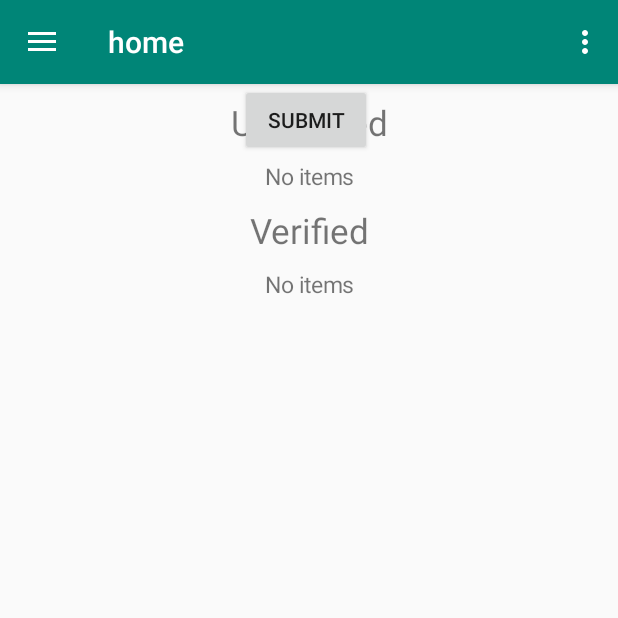
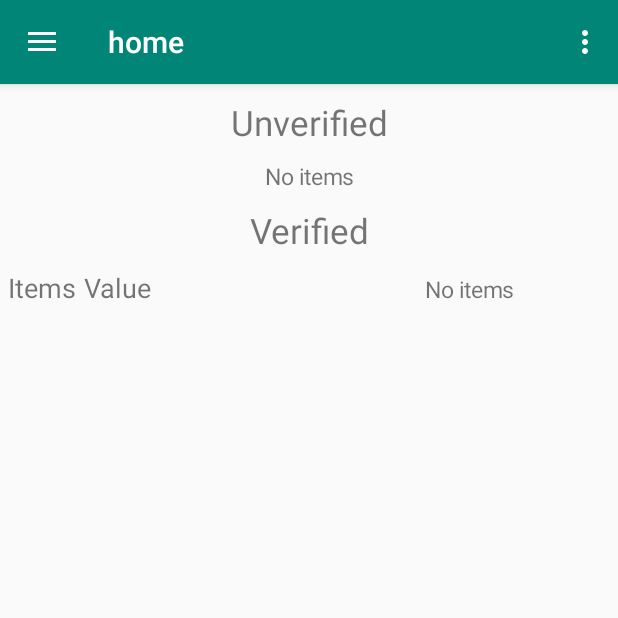
Before and after one commit to mistrys47/identity, an Android app: the fragment userdetails placed in its activity, on a phone screen of 412 x 824 dp, the top half of it. Run offline under Robolectric (Android 15) with nearby library versions, the phone set to English and light mode, and no system bars; libraries missing offline, so code that uses them is left out: com.google.zxing.integration; 2 statements that could not run were skipped.

Commit message:
update field value added

```diff
--- a/app/build.gradle
+++ b/app/build.gradle
@@ -23,6 +23,7 @@ dependencies {
     implementation 'com.android.support:appcompat-v7:28.0.0'
     implementation 'com.android.support.constraint:constraint-layout:1.1.3'
     implementation 'com.android.support:design:28.0.0'
+    implementation 'com.android.support:support-v4:28.0.0'
     testImplementation 'junit:junit:4.12'
     androidTestImplementation 'com.android.support.test:runner:1.0.2'
     androidTestImplementation 'com.android.support.test.espresso:espresso-core:3.0.2'
--- a/app/src/main/res/layout/content_home.xml
+++ b/app/src/main/res/layout/content_home.xml
@@ -15,13 +15,6 @@
         tools:layout_editor_absoluteX="0dp"
         tools:layout_editor_absoluteY="74dp">
 
-        <Button
-            android:id="@+id/Scan"
-            android:layout_width="wrap_content"
-            android:layout_height="wrap_content"
-            android:layout_marginStart="160dp"
-            android:layout_marginLeft="160dp"
-            android:layout_marginBottom="48dp"
-            android:text="Submit" />
+
     </FrameLayout>
 </android.support.constraint.ConstraintLayout>
--- a/app/src/main/res/layout/fragment_userdetails.xml
+++ b/app/src/main/res/layout/fragment_userdetails.xml
@@ -23,7 +23,7 @@
                 android:layout_width="match_parent"
                 android:layout_height="match_parent"
                 android:layout_marginTop="10dp"
-                android:id="@+id/l1"
+                android:id="@+id/l11"
                 android:orientation="horizontal" >
                 <TextView
                     android:layout_width="0dp"
@@ -46,36 +46,19 @@
                     android:textSize="18dp"
                     android:text="Verified"
                     android:layout_weight="2" />
+                <TextView
+                    android:layout_width="0dp"
+                    android:layout_height="wrap_content"
+                    android:paddingLeft="5dp"
+                    android:textSize="18dp"
+                    android:text=""
+                    android:layout_weight="2" />
             </LinearLayout>
             <LinearLayout
                 android:layout_width="match_parent"
                 android:layout_height="wrap_content"
-                android:orientation="horizontal" >
-                <LinearLayout
-                    android:layout_width="0dp"
-                    android:layout_height="wrap_content"
-                    android:orientation="vertical"
-                    android:id="@+id/ll11"
-                    android:layout_weight="2">
-
-                </LinearLayout>
-                <LinearLayout
-                    android:layout_width="0dp"
-                    android:layout_height="wrap_content"
-                    android:orientation="vertical"
-                    android:id="@+id/ll12"
-                    android:layout_weight="3">
-
-                </LinearLayout>
-                <LinearLayout
-                    android:layout_width="0dp"
-                    android:layout_height="wrap_content"
-                    android:orientation="vertical"
-                    android:id="@+id/ll13"
-                    android:layout_weight="2">
-
-                </LinearLayout>
-            </LinearLayout>
+                android:orientation="vertical"
+                android:id="@+id/l12"/>
         </LinearLayout>
     <LinearLayout
         android:layout_width="match_parent"
@@ -92,7 +75,7 @@
             android:layout_width="match_parent"
             android:layout_height="match_parent"
             android:layout_marginTop="10dp"
-            android:id="@+id/l2"
+            android:id="@+id/l21"
             android:orientation="horizontal" >
             <TextView
                 android:layout_width="0dp"
@@ -108,28 +91,20 @@
                 android:textSize="18dp"
                 android:text="Value"
                 android:layout_weight="3" />
+            <TextView
+                android:layout_width="0dp"
+                android:layout_height="wrap_content"
+                android:paddingLeft="5dp"
+                android:textSize="18dp"
+                android:text=""
+                android:layout_weight="2" />
         </LinearLayout>
         <LinearLayout
             android:layout_width="match_parent"
             android:layout_height="wrap_content"
-            android:orientation="horizontal" >
-            <LinearLayout
-                android:layout_width="0dp"
-                android:layout_height="wrap_content"
-                android:orientation="vertical"
-                android:id="@+id/ll21"
-                android:layout_weight="2">
-
-            </LinearLayout>
-            <LinearLayout
-                android:layout_width="0dp"
-                android:layout_height="wrap_content"
-                android:orientation="vertical"
-                android:id="@+id/ll22"
-                android:layout_weight="3">
-
-            </LinearLayout>
-        </LinearLayout>
+            android:orientation="vertical"
+            android:id="@+id/l22"
+            />
     </LinearLayout>
 
     </LinearLayout>
```
Also changed, not shown: app/src/main/java/com/example/identity/BlankFragment.java (added, +30 -0 lines), app/src/main/java/com/example/identity/database.java (+13 -0 lines), app/src/main/java/com/example/identity/update_field_value.java (added, +71 -0 lines), app/src/main/java/com/example/identity/userdetails.java (+115 -23 lines), app/src/main/res/layout/fragment_blank.xml (added, +18 -0 lines), app/src/main/res/layout/fragment_update_field_value.xml (added, +46 -0 lines).
